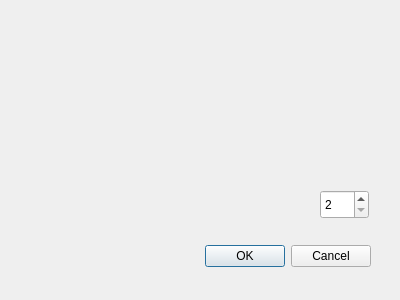
Alraatla/Pirkanmaan-Valloitus, file Game/gamemenu.ui: the form before one commit.
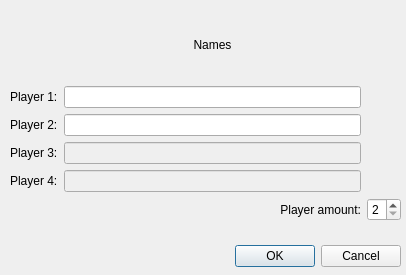
The form after the commit.

Commit message: Added LineEdits to dialog so players can give their names

Diff of the .ui file:
```diff
--- a/Game/gamemenu.ui
+++ b/Game/gamemenu.ui
@@ -6,8 +6,8 @@
    <rect>
     <x>0</x>
     <y>0</y>
-    <width>400</width>
-    <height>300</height>
+    <width>406</width>
+    <height>275</height>
    </rect>
   </property>
   <property name="windowTitle">
@@ -16,7 +16,7 @@
   <widget class="QDialogButtonBox" name="okAndCancelButtons">
    <property name="geometry">
     <rect>
-     <x>30</x>
+     <x>60</x>
      <y>240</y>
      <width>341</width>
      <height>32</height>
@@ -29,21 +29,95 @@
     <set>QDialogButtonBox::Cancel|QDialogButtonBox::Ok</set>
    </property>
   </widget>
-  <widget class="QSpinBox" name="playerCountSpinBox">
+  <widget class="QWidget" name="gridLayoutWidget">
    <property name="geometry">
     <rect>
-     <x>320</x>
-     <y>190</y>
-     <width>49</width>
-     <height>29</height>
+     <x>10</x>
+     <y>10</y>
+     <width>391</width>
+     <height>211</height>
     </rect>
    </property>
-   <property name="minimum">
-    <number>2</number>
-   </property>
-   <property name="maximum">
-    <number>4</number>
-   </property>
+   <layout class="QGridLayout" name="gridLayout">
+    <item row="0" column="1">
+     <widget class="QLabel" name="playerLabel">
+      <property name="text">
+       <string>Names</string>
+      </property>
+      <property name="alignment">
+       <set>Qt::AlignCenter</set>
+      </property>
+     </widget>
+    </item>
+    <item row="1" column="0">
+     <widget class="QLabel" name="player1Label">
+      <property name="text">
+       <string>Player 1:</string>
+      </property>
+     </widget>
+    </item>
+    <item row="2" column="0">
+     <widget class="QLabel" name="player2Label">
+      <property name="text">
+       <string>Player 2:</string>
+      </property>
+     </widget>
+    </item>
+    <item row="4" column="1">
+     <widget class="QLineEdit" name="player4NameEdit">
+      <property name="enabled">
+       <bool>false</bool>
+      </property>
+     </widget>
+    </item>
+    <item row="3" column="1">
+     <widget class="QLineEdit" name="player3NameEdit">
+      <property name="enabled">
+       <bool>false</bool>
+      </property>
+     </widget>
+    </item>
+    <item row="3" column="0">
+     <widget class="QLabel" name="player3Label">
+      <property name="text">
+       <string>Player 3:</string>
+      </property>
+     </widget>
+    </item>
+    <item row="1" column="1">
+     <widget class="QLineEdit" name="player1NameEdit"/>
+    </item>
+    <item row="2" column="1">
+     <widget class="QLineEdit" name="player2NameEdit"/>
+    </item>
+    <item row="4" column="0">
+     <widget class="QLabel" name="player4Label">
+      <property name="text">
+       <string>Player 4:</string>
+      </property>
+     </widget>
+    </item>
+    <item row="5" column="1">
+     <widget class="QLabel" name="playerAmountLabel">
+      <property name="text">
+       <string>Player amount:</string>
+      </property>
+      <property name="alignment">
+       <set>Qt::AlignRight|Qt::AlignTrailing|Qt::AlignVCenter</set>
+      </property>
+     </widget>
+    </item>
+    <item row="5" column="2">
+     <widget class="QSpinBox" name="playerCountSpinBox">
+      <property name="minimum">
+       <number>2</number>
+      </property>
+      <property name="maximum">
+       <number>4</number>
+      </property>
+     </widget>
+    </item>
+   </layout>
   </widget>
  </widget>
  <resources/>
```
The commit also changes 9 other files.
